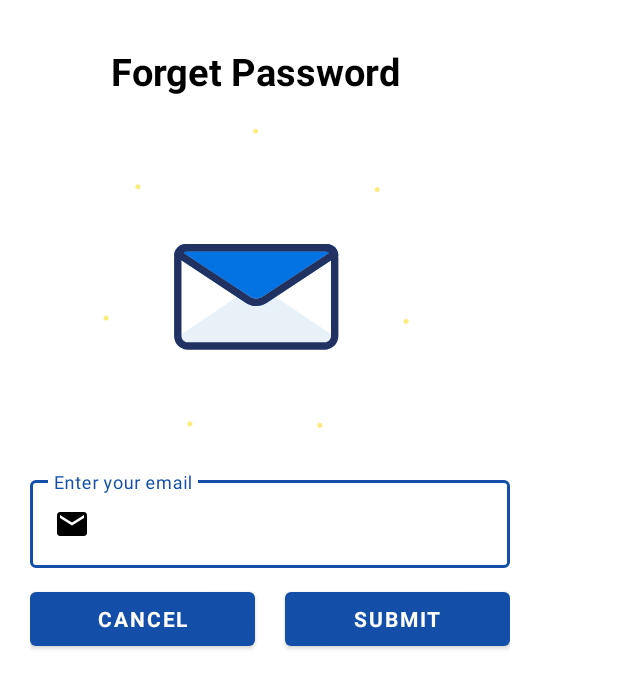
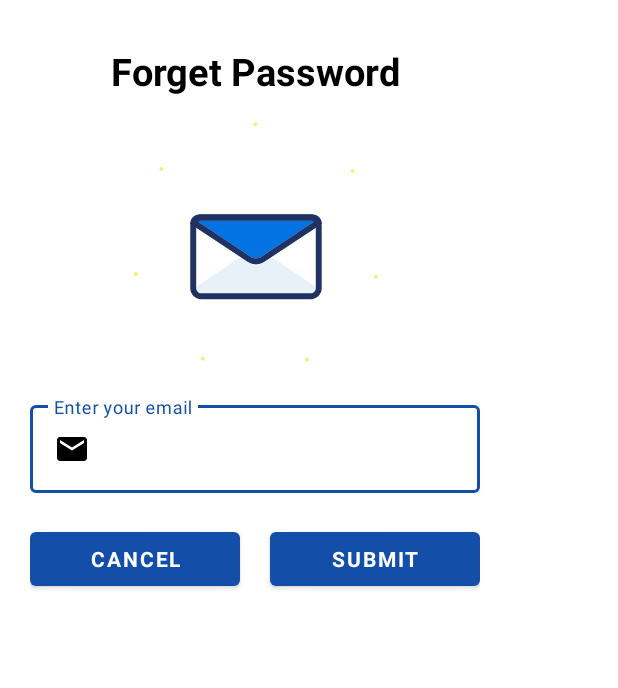
Before and after one commit to Basis012/SodabazApplication, an Android app: the layout custom_dialog_box.xml on its own in the app's theme, with its tools: preview values and no code run, on a phone screen of 412 x 824 dp. Shown: the top 688 px of the screen. Run offline under Robolectric (Android 15) with nearby library versions, the phone set to English and light mode, and no system bars.

Commit message:
Updated Code 8/22/2023

```diff
--- a/app/build.gradle
+++ b/app/build.gradle
@@ -35,9 +35,6 @@ dependencies {
     implementation 'androidx.constraintlayout:constraintlayout:2.1.4'
     implementation 'com.github.ismaeldivita:chip-navigation-bar:1.4.0'
     implementation 'org.jetbrains.kotlin:kotlin-stdlib:1.7.20'
-    implementation 'com.google.firebase:firebase-analytics:21.2.0'
-    implementation 'com.google.firebase:firebase-messaging:23.1.0'
-    implementation 'com.google.firebase:firebase-messaging-ktx:23.1.2'
     def lottieVersion = '5.2.0'
     implementation "com.airbnb.android:lottie:$lottieVersion"
     implementation( 'com.github.PhilJay:MPAndroidChart:v3.0.3')
--- a/app/src/main/java/com/sodabazapplication/MainActivity.java
+++ b/app/src/main/java/com/sodabazapplication/MainActivity.java
@@ -15,10 +15,7 @@ import com.github.mikephil.charting.data.BarData;
 import com.github.mikephil.charting.data.BarDataSet;
 import com.github.mikephil.charting.data.BarEntry;
 import com.github.mikephil.charting.utils.ColorTemplate;
-import com.google.android.gms.tasks.OnCompleteListener;
-import com.google.android.gms.tasks.Task;
 import com.google.android.material.snackbar.Snackbar;
-import com.google.firebase.messaging.FirebaseMessaging;
 
 import java.util.ArrayList;
 
--- a/app/src/main/java/com/sodabazapplication/RetrofitClient.java
+++ b/app/src/main/java/com/sodabazapplication/RetrofitClient.java
@@ -7,7 +7,7 @@ import retrofit2.converter.gson.GsonConverterFactory;
 
 public class RetrofitClient {
     public static Retrofit retrofit;
-    private static final String url = "http://192.168.0.133:8080/";
+    private static final String url = "http://192.168.100.11:8080/";
     public static Retrofit getRetrofitInstance(){
         if (retrofit==null){
             retrofit = new Retrofit.Builder()
--- a/app/src/main/java/com/sodabazapplication/Screens/SplashScreen.java
+++ b/app/src/main/java/com/sodabazapplication/Screens/SplashScreen.java
@@ -14,10 +14,6 @@ import android.util.Log;
 import android.view.animation.Animation;
 import android.view.animation.AnimationUtils;
 import android.widget.TextView;
-
-import com.google.android.gms.tasks.OnCompleteListener;
-import com.google.android.gms.tasks.Task;
-import com.google.firebase.messaging.FirebaseMessaging;
 import com.sodabazapplication.PrefManager;
 import com.sodabazapplication.R;
 import com.sodabazapplication.UserDashboard.Dashboard;
--- a/app/src/main/java/com/sodabazapplication/UserFragments/DashboardFragment.java
+++ b/app/src/main/java/com/sodabazapplication/UserFragments/DashboardFragment.java
@@ -89,6 +89,7 @@ public class DashboardFragment extends Fragment {
                     dashboard_data.addAll(data);
                     for (int i=0;i<data.size();i++){
                         Log.d(TAG, "my is: "+data.get(i).getTitle());
+                        Log.d(TAG,"ssssssss");
                     }
                     dashboardAdapter2.notifyDataSetChanged();
                     userAdapter.notifyDataSetChanged();
--- a/app/src/main/res/layout/custom_dialog_box.xml
+++ b/app/src/main/res/layout/custom_dialog_box.xml
@@ -7,7 +7,6 @@
     <LinearLayout
         android:layout_width="340dp"
         android:layout_height="wrap_content"
-        android:layout_marginRight="10dp"
         android:orientation="vertical">
         <TextView
             android:layout_width="match_parent"
@@ -36,11 +35,18 @@
             app:lottie_autoPlay="true"
             android:layout_gravity="center"
             app:lottie_rawRes="@raw/forgetpassword"
-            android:layout_height="250dp"/>
+            android:layout_height="200dp"/>
+        <ProgressBar
+            android:layout_width="match_parent"
+            android:layout_height="wrap_content"
+            android:visibility="gone"
+            android:id="@+id/dialog_progressbar"
+            android:layout_marginBottom="20dp"/>
         <com.google.android.material.textfield.TextInputLayout
             android:layout_width="match_parent"
             android:layout_height="wrap_content"
             android:layout_marginLeft="20dp"
+            android:layout_marginRight="20dp"
             style="@style/Widget.MaterialComponents.TextInputLayout.OutlinedBox"
             android:hint="Enter your email">
             <com.google.android.material.textfield.TextInputEditText
@@ -54,8 +60,9 @@
         </com.google.android.material.textfield.TextInputLayout>
         <LinearLayout
             android:layout_width="match_parent"
-            android:layout_marginTop="10dp"
+            android:layout_marginTop="20dp"
             android:layout_marginLeft="20dp"
+            android:layout_marginRight="20dp"
             android:weightSum="2"
             android:layout_marginBottom="30dp"
             android:layout_height="wrap_content"
```
Also changed, not shown: app/src/main/java/com/sodabazapplication/MyFirebaseMessagingService.java (deleted, +0 -26 lines), app/src/main/java/com/sodabazapplication/Screens/LoginScreen.java (+11 -2 lines), app/src/main/java/com/sodabazapplication/Screens/Slider.java (+36 -18 lines), app/src/main/res/layout/fragment_dashboard.xml (+4 -3 lines), app/src/main/res/layout/fragment_first.xml (+5 -5 lines), app/src/main/res/layout/fragment_second.xml (+5 -5 lines), app/src/main/res/layout/fragment_third.xml (+5 -5 lines).
